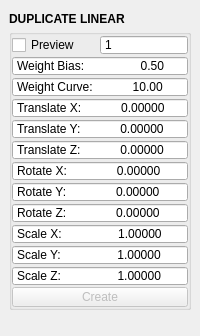
Above: mayatk/edit_utils/duplicate_linear.ui from m3trik/mayatk before the change. Below: the same form after it.
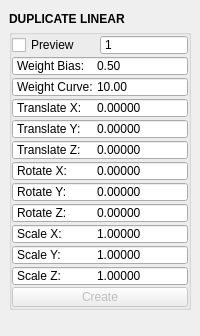
That is the form after the change. Custom widgets are drawn as their Qt base class.

The edit to the form file:
```diff
--- a/mayatk/edit_utils/duplicate_linear.ui
+++ b/mayatk/edit_utils/duplicate_linear.ui
@@ -174,7 +174,7 @@
             <enum>QAbstractSpinBox::NoButtons</enum>
            </property>
            <property name="prefix">
-            <string>Scale X:                 </string>
+            <string>Scale X:	</string>
            </property>
            <property name="decimals">
             <number>5</number>
@@ -214,7 +214,7 @@
             <enum>QAbstractSpinBox::NoButtons</enum>
            </property>
            <property name="prefix">
-            <string>Rotate Z:               </string>
+            <string>Rotate Z:	</string>
            </property>
            <property name="decimals">
             <number>5</number>
@@ -254,7 +254,7 @@
             <enum>QAbstractSpinBox::NoButtons</enum>
            </property>
            <property name="prefix">
-            <string>Rotate X:               </string>
+            <string>Rotate X:	</string>
            </property>
            <property name="decimals">
             <number>5</number>
@@ -294,7 +294,7 @@
             <enum>QAbstractSpinBox::NoButtons</enum>
            </property>
            <property name="prefix">
-            <string>Translate X:            </string>
+            <string>Translate X:	</string>
            </property>
            <property name="decimals">
             <number>5</number>
@@ -381,7 +381,7 @@
             <enum>QAbstractSpinBox::NoButtons</enum>
            </property>
            <property name="prefix">
-            <string>Scale Z:                 </string>
+            <string>Scale Z:	</string>
            </property>
            <property name="decimals">
             <number>5</number>
@@ -421,7 +421,7 @@
             <enum>QAbstractSpinBox::NoButtons</enum>
            </property>
            <property name="prefix">
-            <string>Rotate Y:               </string>
+            <string>Rotate Y:	</string>
            </property>
            <property name="decimals">
             <number>5</number>
@@ -461,7 +461,7 @@
             <enum>QAbstractSpinBox::NoButtons</enum>
            </property>
            <property name="prefix">
-            <string>Scale Y:                 </string>
+            <string>Scale Y:	</string>
            </property>
            <property name="decimals">
             <number>5</number>
@@ -501,7 +501,7 @@
             <enum>QAbstractSpinBox::NoButtons</enum>
            </property>
            <property name="prefix">
-            <string>Translate Y:            </string>
+            <string>Translate Y:	</string>
            </property>
            <property name="decimals">
             <number>5</number>
@@ -541,7 +541,7 @@
             <enum>QAbstractSpinBox::NoButtons</enum>
            </property>
            <property name="prefix">
-            <string>Translate Z:            </string>
+            <string>Translate Z:	</string>
            </property>
            <property name="decimals">
             <number>5</number>
@@ -581,7 +581,7 @@
             <enum>QAbstractSpinBox::NoButtons</enum>
            </property>
            <property name="prefix">
-            <string>Weight Bias:                 </string>
+            <string>Weight Bias:	</string>
            </property>
            <property name="decimals">
             <number>2</number>
@@ -621,7 +621,7 @@
             <enum>QAbstractSpinBox::NoButtons</enum>
            </property>
            <property name="prefix">
-            <string>Weight Curve:            </string>
+            <string>Weight Curve:	</string>
            </property>
            <property name="decimals">
             <number>2</number>
```
